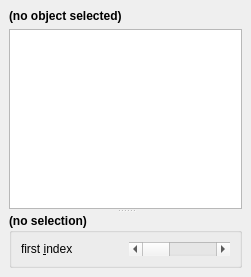
Old version of the form gui/widgets/VectorMappingChooser.ui in the repository kateyy/geohazardvis.
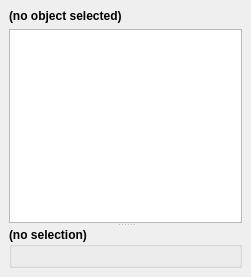
New version of the form.

Commit message: remove obsoleted raw data mapping hacks

```diff
--- a/gui/widgets/VectorMappingChooser.ui
+++ b/gui/widgets/VectorMappingChooser.ui
@@ -65,35 +65,7 @@
        <property name="flat">
         <bool>false</bool>
        </property>
-       <layout class="QVBoxLayout" name="verticalLayout">
-        <item>
-         <layout class="QHBoxLayout" name="horizontalLayout">
-          <item>
-           <widget class="QLabel" name="firstIndexLabel">
-            <property name="font">
-             <font>
-              <weight>50</weight>
-              <bold>false</bold>
-             </font>
-            </property>
-            <property name="text">
-             <string>first &amp;index</string>
-            </property>
-            <property name="buddy">
-             <cstring>firstIndexSlider</cstring>
-            </property>
-           </widget>
-          </item>
-          <item>
-           <widget class="QScrollBar" name="firstIndexSlider">
-            <property name="orientation">
-             <enum>Qt::Horizontal</enum>
-            </property>
-           </widget>
-          </item>
-         </layout>
-        </item>
-       </layout>
+       <layout class="QVBoxLayout" name="verticalLayout"/>
       </widget>
      </widget>
     </item>
```
The commit also changes 18 other files.
